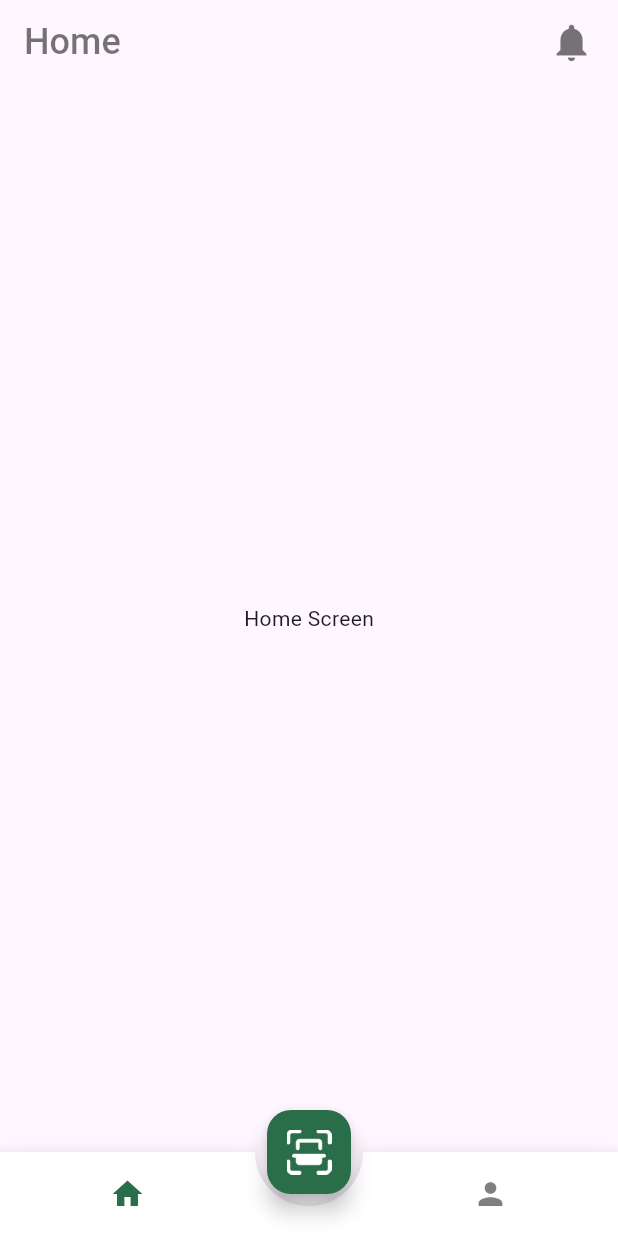
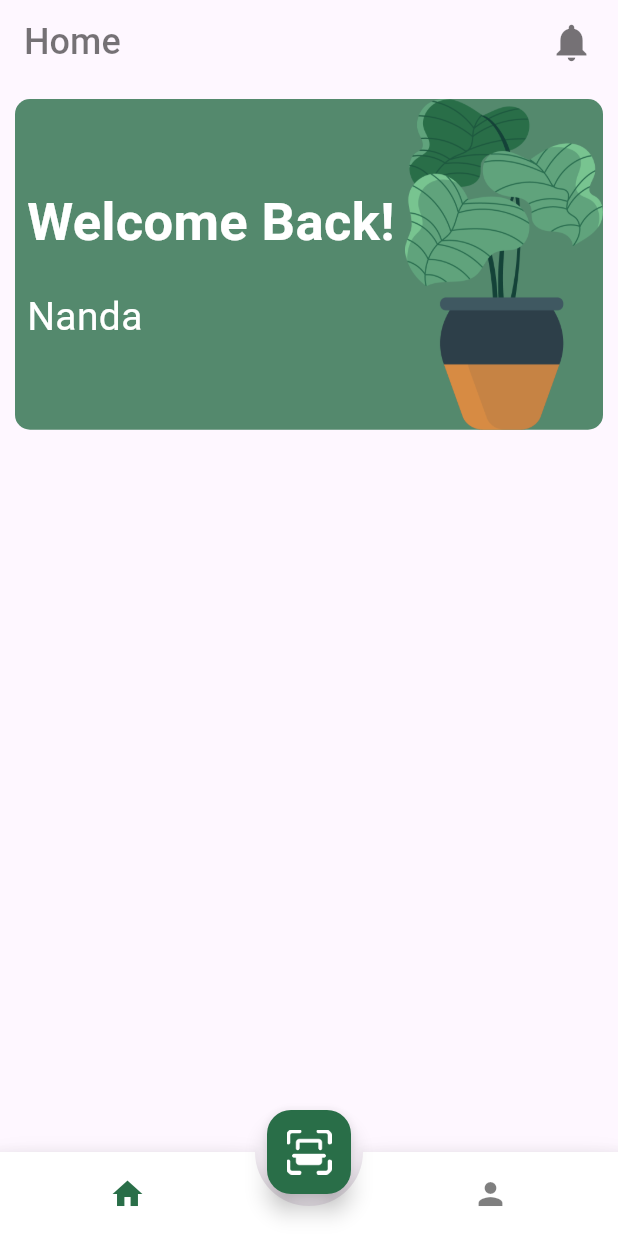
Before and after one commit to Muckesh/Crop-Disease-Detection-App, a Flutter app: the screen it shows after launch, after a tap on the "arrow forward ios" icon, after a tap on "Skip", after a tap on "Sign In", on a phone screen of 412 x 824 dp. Run offline on Flutter 3.47's test engine with Material 2 defaults, Android fonts, the phone set to English and light mode, and no system bars; drawn by our look-alikes of animated_bottom_navigation_bar; our stand-ins replace page_transition.

Commit message:
Home Screen

```diff
--- a/lib/screens/home_screen.dart
+++ b/lib/screens/home_screen.dart
@@ -1,3 +1,4 @@
+import 'package:crop_disease_detection/constants/constants.dart';
 import 'package:flutter/material.dart';
 
 class HomeScreen extends StatelessWidget {
@@ -5,9 +6,54 @@ class HomeScreen extends StatelessWidget {
 
   @override
   Widget build(BuildContext context) {
-    return const Scaffold(
-      body: Center(
-        child: Text("Home Screen"),
+    return Scaffold(
+      body: Column(
+        children: [
+          Container(
+            margin: const EdgeInsets.all(10),
+            decoration: BoxDecoration(
+              color: Constants.primaryColor.withOpacity(0.8),
+              borderRadius: BorderRadius.circular(10.0),
+              image: const DecorationImage(
+                alignment: Alignment.centerRight,
+                image: AssetImage(
+                  'assets/images/plant-one.png',
+                ),
+              ),
+            ),
+            child: const AspectRatio(
+              aspectRatio: 16 / 9,
+              child: Padding(
+                padding: EdgeInsets.all(8.0),
+                child: Column(
+                  crossAxisAlignment: CrossAxisAlignment.start,
+                  mainAxisAlignment: MainAxisAlignment.center,
+                  children: [
+                    Text(
+                      'Welcome Back!',
+                      style: TextStyle(
+                        color: Colors.white,
+                        fontSize: 35,
+                        fontWeight: FontWeight.w700,
+                      ),
+                    ),
+                    SizedBox(
+                      height: 20,
+                    ),
+                    Text(
+                      "Nanda",
+                      style: TextStyle(
+                        color: Colors.white,
+                        fontSize: 26,
+                        fontWeight: FontWeight.w400,
+                      ),
+                    ),
+                  ],
+                ),
+              ),
+            ),
+          ),
+        ],
       ),
     );
   }
```
